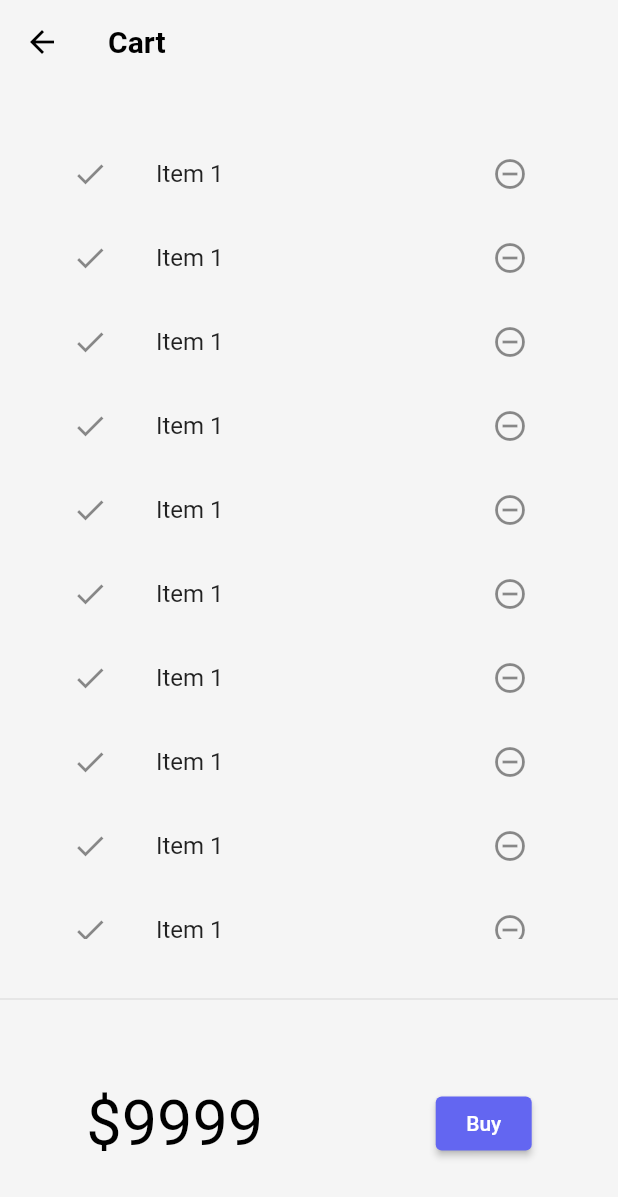
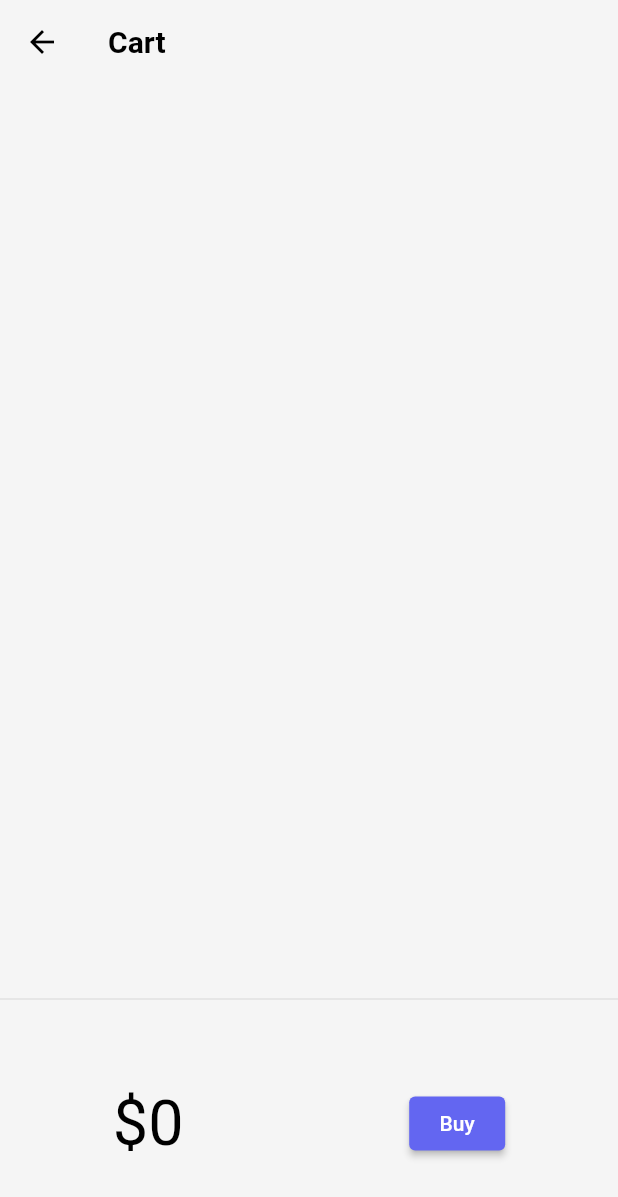
Before and after one commit to awnish462/30DaysOfFlutter, a Flutter app: the HomePage screen opened by its route, after a tap on an icon or button, on a phone screen of 412 x 824 dp. Shown: the top 1197 px of the screen. Run offline on Flutter 3.47's test engine with Material 2 defaults, Android fonts, the phone set to English and light mode, and no system bars; our stand-ins replace velocity_x; network calls fail.

Commit message:
Day20 Completed

```diff
--- a/lib/model/cart_model.dart
+++ b/lib/model/cart_model.dart
@@ -1,6 +1,9 @@
 import 'package:flutter_catelog/model/catelog.dart';
 
 class CartModel {
+  static final cartModel = CartModel.internal();
+  CartModel.internal();
+  factory CartModel() => cartModel;
   late CatelogItem _catelog;
 
   final List<int> _itemids = [];
@@ -28,6 +31,7 @@ class CartModel {
     _itemids.add(item.id);
   }
 
+  //Remove item
   void remove(Item item) {
     _itemids.remove(item.id);
   }
--- a/lib/model/catelog.dart
+++ b/lib/model/catelog.dart
@@ -2,6 +2,10 @@
 import 'dart:convert';
 
 class CatelogItem {
+   static final catModel = CatelogItem.internal();
+  CatelogItem.internal();
+  factory CatelogItem() => catModel;
+
   static List<Item> item=[
     Item(name: "", desc: "", price:0, color: "", id:0, image: "")
   ];
@@ -9,7 +13,7 @@ class CatelogItem {
   //get item by Id
 
   Item getById(int id) =>
-      item.firstWhere((element) => element.id == id.toString(), orElse: null);
+      item.firstWhere((element) => element.id == id, orElse: null);
 
   //Get Item by position
    Item getByPosition(int pos) => item[pos];
--- a/lib/pages/cart_page.dart
+++ b/lib/pages/cart_page.dart
@@ -1,4 +1,5 @@
 import 'package:flutter/material.dart';
+import 'package:flutter_catelog/model/cart_model.dart';
 import 'package:flutter_catelog/pages/widgets/themes.dart';
 import 'package:velocity_x/velocity_x.dart';
 
@@ -27,18 +28,20 @@ class CartPage extends StatelessWidget {
 class _CartTotal extends StatelessWidget {
   const _CartTotal({Key? key}) : super(key: key);
 
+
   @override
   Widget build(BuildContext context) {
+    final _cart = CartModel();
     return SizedBox(
         height: 150,
         child: Row(
           mainAxisAlignment: MainAxisAlignment.spaceAround,
           children: [
-            "\$9999".text.xl5.color(context.theme.errorColor).make(),
+            "\$${_cart.totalprice}".text.xl5.color(context.theme.errorColor).make(),
             ElevatedButton(
                 onPressed: () {
-                  ScaffoldMessenger.of(context).showSnackBar(
-                      SnackBar(content: "Buying not supported yet".text.make()));
+                  ScaffoldMessenger.of(context).showSnackBar(SnackBar(
+                      content: "Buying not supported yet".text.make()));
                 },
                 style: ButtonStyle(
                     backgroundColor:
@@ -50,6 +53,7 @@ class _CartTotal extends StatelessWidget {
 }
 
 class CartList extends StatefulWidget {
+
   @override
   State<CartList> createState() => _CartListState();
 }
@@ -57,12 +61,15 @@ class CartList extends StatefulWidget {
 class _CartListState extends State<CartList> {
   @override
   Widget build(BuildContext context) {
+     final _cart = CartModel();
     return ListView.builder(
+
+        itemCount: _cart.items.length,
         itemBuilder: ((context, index) => ListTile(
               leading: Icon(Icons.done),
               trailing: IconButton(
                   onPressed: () {}, icon: Icon(Icons.remove_circle_outline)),
-              title: "Item 1".text.make(),
+              title: _cart.items[index].name.text.make(),
             )));
   }
 }
--- a/lib/pages/widgets/home_widgets/catelog_list.dart
+++ b/lib/pages/widgets/home_widgets/catelog_list.dart
@@ -1,4 +1,6 @@
+// ignore_for_file: public_member_api_docs, sort_constructors_first
 import 'package:flutter/material.dart';
+import 'package:flutter_catelog/model/cart_model.dart';
 import 'package:flutter_catelog/model/catelog.dart';
 import 'package:flutter_catelog/pages/home_detail_page.dart';
 import 'package:flutter_catelog/pages/widgets/home_widgets/catelog_image.dart';
@@ -17,7 +19,10 @@ class CatelogList extends StatelessWidget {
         final catelog = CatelogItem.item[index];
         //catelogitems is widget which we will make
         return InkWell(
-          onTap: () => Navigator.push(context, MaterialPageRoute(builder: (context)=>HomeDetailPage(catelog: catelog))),
+          onTap: () => Navigator.push(
+              context,
+              MaterialPageRoute(
+                  builder: (context) => HomeDetailPage(catelog: catelog))),
           child: CatelogItems(
             catelog: catelog,
           ),
@@ -40,8 +45,8 @@ class CatelogItems extends StatelessWidget {
         child: Row(
       children: [
         Hero(
-          tag: Key(catelog.id.toString()),
-          child: CatelogImage(image: catelog.image)),
+            tag: Key(catelog.id.toString()),
+            child: CatelogImage(image: catelog.image)),
         Expanded(
             child: Column(
           crossAxisAlignment: CrossAxisAlignment.start,
@@ -55,19 +60,44 @@ class CatelogItems extends StatelessWidget {
               buttonPadding: EdgeInsets.zero,
               children: [
                 "\$${catelog.price}".text.bold.xl.make(),
-                ElevatedButton(
-                  onPressed: () {},
-                  child: "Add to cart".text.make(),
-                  style: ButtonStyle(
-                      backgroundColor:
-                          MaterialStateProperty.all(MyTheme.lightBluishColor),
-                      shape: MaterialStateProperty.all(StadiumBorder())),
-                ),
+                _Addtocart(catelog: catelog),
               ],
-            ).pOnly(right: 8.0)
+            ).pOnly(right: 8.0),
           ],
         ))
       ],
     )).color(context.cardColor).roundedLg.square(130).make().py16();
   }
 }
+
+class _Addtocart extends StatefulWidget {
+  final Item catelog;
+  const _Addtocart({
+    Key? key,
+    required this.catelog,
+  }) : super(key: key);
+
+  @override
+  State<_Addtocart> createState() => _AddtocartState();
+}
+
+class _AddtocartState extends State<_Addtocart> {
+  bool isAdded = false;
+  @override
+  Widget build(BuildContext context) {
+    return ElevatedButton(
+      onPressed: () {
+        isAdded = isAdded.toggle();
+        final _catelog = CatelogItem();
+        final _cart = CartModel();
+        _cart.catelog = _catelog;
+        _cart.add(widget.catelog);
+        setState(() {});
+      },
+      child: isAdded ? Icon(Icons.done) : "Add to cart".text.make(),
+      style: ButtonStyle(
+          backgroundColor: MaterialStateProperty.all(MyTheme.lightBluishColor),
+          shape: MaterialStateProperty.all(StadiumBorder())),
+    );
+  }
+}
```
Also changed, not shown: assets/files/items.json (+8 -8 lines).
